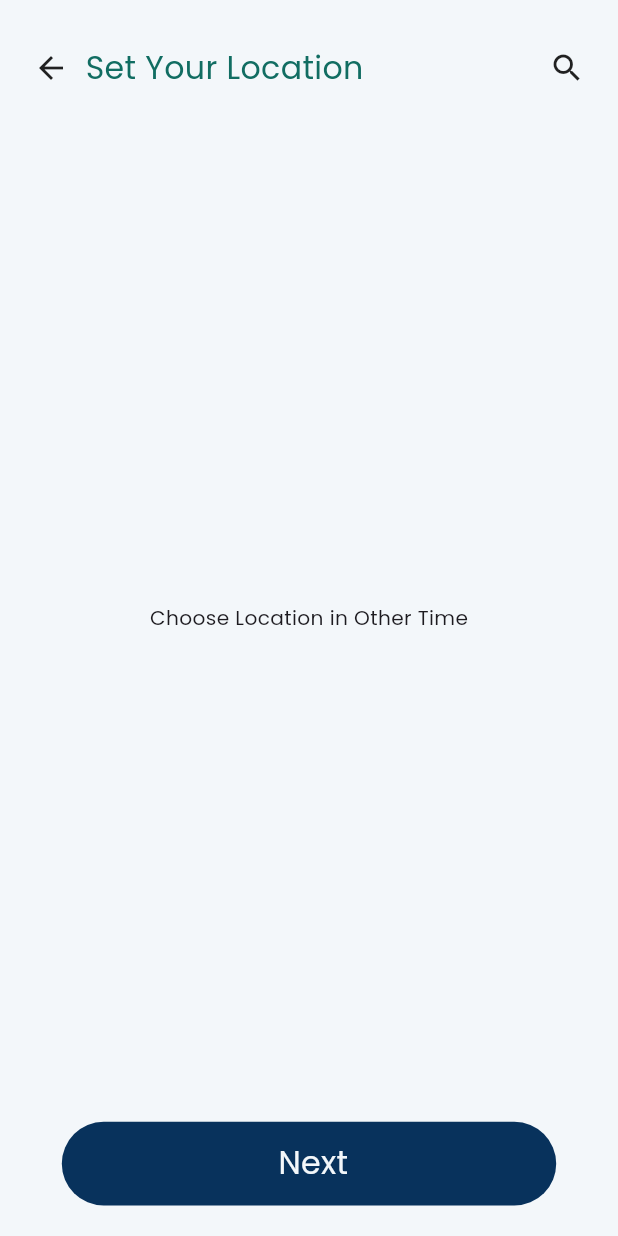
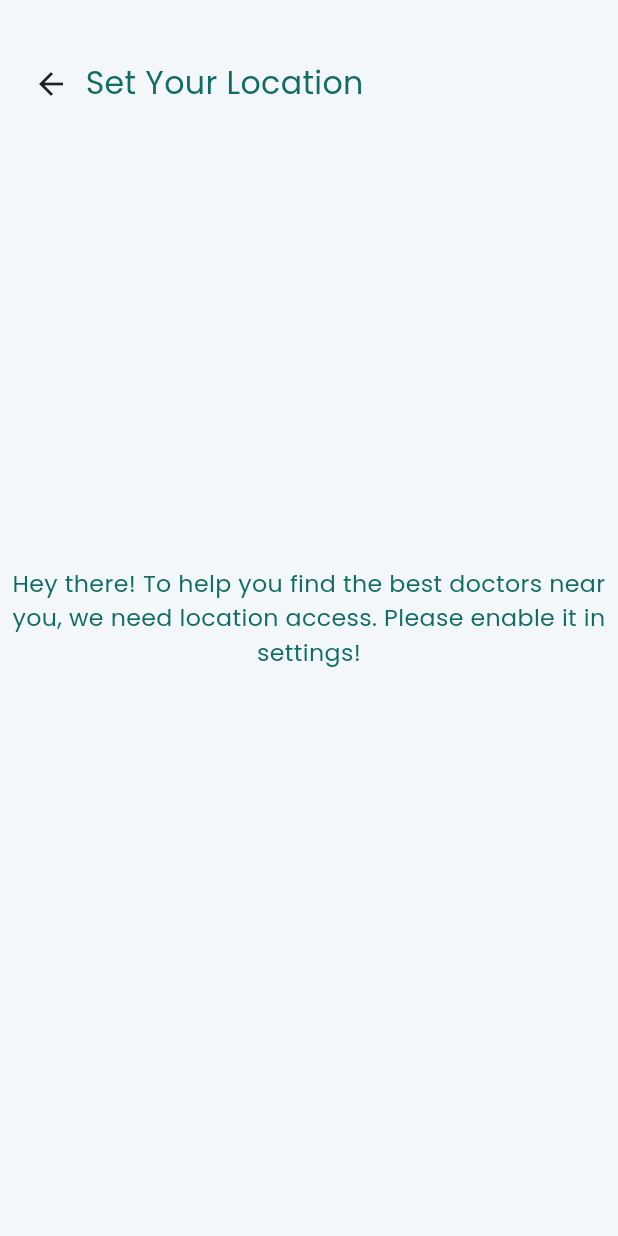
Before and after one commit to 3bdelrahman-ahmed/brain_tumr_detection_app, a Flutter app: the LocationScreen screen opened by its route, on a phone screen of 412 x 824 dp. Run offline on Flutter 3.47's test engine with Material 3 defaults, Android fonts, the phone set to English and light mode, and no system bars; our stand-ins replace bloc, cached_network_image, dartz, dio, equatable, flutter_animate and 13 more.

Commit message:
Finish Location Screen

```diff
--- a/lib/core/components/cubits/location_cubit/location_state.dart
+++ b/lib/core/components/cubits/location_cubit/location_state.dart
@@ -1,10 +1,7 @@
 part of '../../../../core/components/cubits/location_cubit/location_cubit.dart';
 
 
-sealed class LocationState extends Equatable {
-@override
-List<Object?> get props => [];
-}
+sealed class LocationState {}
 
 final class LocationInitial extends LocationState {}
 
@@ -14,9 +11,8 @@ final class LocationLoading extends LocationState {}
 final class LocationLoaded extends LocationState {
   final LatLng position;
   final CameraPosition cameraPosition;
-  final Marker marker;
-
-  LocationLoaded(this.position, this.cameraPosition, this.marker);
+  final String streetName;
+  LocationLoaded(this.position, this.cameraPosition, this.streetName);
 }
 
 final class LocationError extends LocationState {
--- a/lib/core/components/screens/rigester__location__screen.dart
+++ b/lib/core/components/screens/rigester__location__screen.dart
@@ -9,10 +9,7 @@ class LocationScreen extends StatelessWidget {
   @override
   Widget build(BuildContext context) {
     return Scaffold(
-      body: BlocProvider(
-        create: (context) => getIt<LocationCubit>(),
-        child: LocationMapScreen(),
-      ),
+      body: LocationMapScreen(),
     );
   }
 }
--- a/lib/core/components/widgets/custom_text_field.dart
+++ b/lib/core/components/widgets/custom_text_field.dart
@@ -14,6 +14,7 @@ class CustomTextField extends StatelessWidget {
   final String? prefixIcon;
   final String? suffixIcon;
   final VoidCallback? onSuffixTap;
+  final TextStyle? hintTextStyle ;
   final VoidCallback? onTap;
   final FormFieldValidator<String>? validator;
   final bool? readOnly ;
@@ -29,7 +30,7 @@ class CustomTextField extends StatelessWidget {
     this.suffixIcon,
     this.onSuffixTap,
      this.validator,
-    this.onChanged, this.readOnly, this.onTap,
+    this.onChanged, this.readOnly, this.onTap, this.hintTextStyle,
   }) : super(key: key);
 
   @override
@@ -60,7 +61,7 @@ class CustomTextField extends StatelessWidget {
           onChanged: onChanged,
           decoration: InputDecoration(
             hintText: hintText,
-            hintStyle: AppTextStyles.font15LightGreenW500,
+            hintStyle: hintTextStyle ?? AppTextStyles.font15LightGreenW500,
             prefixIcon: prefixIcon != null
                 ? Padding(
                     padding: EdgeInsets.all(8.w),
--- a/lib/core/components/widgets/register_screen_location_widget.dart
+++ b/lib/core/components/widgets/register_screen_location_widget.dart
@@ -1,12 +1,17 @@
 import 'package:brain_tumr_detection_app/core/components/widgets/custom_button.dart';
+import 'package:brain_tumr_detection_app/core/components/widgets/custom_image_view.dart';
+import 'package:brain_tumr_detection_app/core/utils/assets/assets_svg.dart';
+import 'package:brain_tumr_detection_app/core/utils/extenstions/image_extentions.dart';
 import 'package:brain_tumr_detection_app/core/utils/extenstions/nb_extenstions.dart';
 import 'package:brain_tumr_detection_app/core/utils/extenstions/responsive_design_extenstions.dart';
 import 'package:brain_tumr_detection_app/core/utils/string/app_string.dart';
+import 'package:brain_tumr_detection_app/core/utils/theme/colors/app_colors.dart';
 import 'package:brain_tumr_detection_app/core/utils/theme/text_styles/app_text_styles.dart';
 import 'package:brain_tumr_detection_app/features/register/presentation/view/widgets/custom_location_app_bar.dart';
 import 'package:flutter/material.dart';
 import 'package:flutter_bloc/flutter_bloc.dart';
 import 'package:google_maps_flutter/google_maps_flutter.dart';
+import '../../utils/extenstions/navigation_extenstions.dart';
 import '../cubits/location_cubit/location_cubit.dart';
 
 class LocationMapScreen extends StatefulWidget {
@@ -16,45 +21,97 @@ class LocationMapScreen extends StatefulWidget {
 
 class _LocationMapScreenState extends State<LocationMapScreen> {
   GoogleMapController? _mapController;
+  LatLng? _currentLocation;
 
   @override
   Widget build(BuildContext context) {
     return Stack(
       children: [
-        CustomLocationAppBar().alignTop(),
         BlocBuilder<LocationCubit, LocationState>(
           builder: (context, state) {
             if (state is LocationLoading) {
-              return Container(
-                width: 350.w,
-                child: Center(child: CircularProgressIndicator()),
+              return Center(
+                child: CircularProgressIndicator(
+                  color: AppColors.typography,
+                ),
               );
             }
             if (state is LocationLoaded) {
-              return Container(
-                child: GoogleMap(
+              return Stack(
+                children: [
+                  GoogleMap(
                     initialCameraPosition: state.cameraPosition,
-                  markers: {state.marker},
                     myLocationEnabled: true,
                     onMapCreated: (GoogleMapController controller) {
                       _mapController = controller;
                     },
-                  onCameraMove:(CameraPosition position) {
+                    onCameraMove: (CameraPosition position) {
+                      _currentLocation = position.target;
+                    },
+                    onCameraIdle: () {
+                      // Update state when user stops moving the map
+                      if (_currentLocation != null) {
                         context
                             .read<LocationCubit>()
-                        .updateLocation(position.target);
+                            .updateLocation(_currentLocation!);
+                      }
                     },
+                  ).paddingOnly(top: 70.h),
+                  // Floating marker at the center
+                  Center(
+                    child: Column(
+                      mainAxisSize: MainAxisSize.min,
+                      children: [
+                        Container(
+                          padding: EdgeInsets.all(8.r),
+                          decoration: BoxDecoration(
+                            color: AppColors.background,
+                            borderRadius: BorderRadius.circular(8.r),
+                            boxShadow: [
+                              BoxShadow(color: Colors.black26, blurRadius: 4)
+                            ],
                           ),
-              ).paddingOnly(bottom: 85.h, top: 70.h);
+                          child: Text(
+                            state.streetName,
+                            style: AppTextStyles.font15GreenW500,
+                          ),
+                        ),
+                        8.toHeight,
+                        CustomImageView(
+                          svgPath: AssetsSvg.location.toSVG(),
+                          height: 40.h,
+                          width: 40.h,
+                        )
+                      ],
+                    ).paddingOnly(bottom: 50.h),
+                  ),
+                  CustomButton(
+                    text: AppStrings.confirm,
+                    onTap: () {
+                      if (_currentLocation != null) {
+                        context
+                            .read<LocationCubit>()
+                            .updateLocation(_currentLocation!);
+                        Navigator.pop(context, {
+                          "position": state.position,
+                          "streetName": state.streetName,
+                        });
+                      }
+                    },
+                  ).alignBottom().paddingOnly(bottom: 20.h)
+                ],
+              );
             }
             return Center(
-              child: Text("Choose Location in Other Time"),
+              child: Text(
+                AppStrings.openLocationPermission,
+                textAlign: TextAlign.center,
+                style: AppTextStyles.font15GreenW500,
+              ),
             );
           },
         ),
-        CustomButton(text: AppStrings.next, onTap: () {})
-            .alignBottom()
-            .paddingOnly(bottom: 20.h),
+        CustomLocationAppBar().alignTop(),
       ],
     );
   }
--- a/lib/core/config/app_routing.dart
+++ b/lib/core/config/app_routing.dart
@@ -1,11 +1,14 @@
+import 'package:brain_tumr_detection_app/core/components/cubits/location_cubit/location_cubit.dart';
 import 'package:brain_tumr_detection_app/features/home/presentation/view/home_page.dart';
 import 'package:brain_tumr_detection_app/features/login/presentation/view/screens/login_screen.dart';
 import 'package:brain_tumr_detection_app/core/components/screens/rigester__location__screen.dart';
 import 'package:brain_tumr_detection_app/features/register/presentation/view/screens/rigester_screen.dart';
 import 'package:flutter/material.dart';
 import 'package:flutter_animate/flutter_animate.dart';
+import 'package:flutter_bloc/flutter_bloc.dart';
 import '../../features/onboarding/presentation/view/screens/onboarding_screen.dart';
 import '../../features/splash/presentation/view/screens/splash_screen.dart';
+import '../services/service_locator/service_locator.dart';
 
 class AppRoutes {
   static const String splashScreen = "/splash";
@@ -18,8 +21,7 @@ class AppRoutes {
 }
 
 class AppRouter {
-  static Route<dynamic> animateRouteBuilder(
-    Widget widget, {
+  static Route<dynamic> animateRouteBuilder(Widget widget, {
     Duration? duration,
   }) {
     return buildPageRoute(widget, duration ?? 300.ms);
@@ -39,10 +41,13 @@ class AppRouter {
       case AppRoutes.registerScreen:
         return animateRouteBuilder(const RigesterScreen(), duration: 300.ms);
       case AppRoutes.locationScreen:
-        return animateRouteBuilder(const LocationScreen(),
+        return animateRouteBuilder(BlocProvider(
+          create: (context) => getIt<LocationCubit>(),
+          child: LocationScreen(),
+        ),
             duration: 300.ms);
       case AppRoutes.homeScreen:
-        return animateRouteBuilder( HomeScreen(),
+        return animateRouteBuilder(HomeScreen(),
             duration: 300.ms);
       default:
         return null;
--- a/lib/core/utils/string/app_string.dart
+++ b/lib/core/utils/string/app_string.dart
@@ -6,13 +6,17 @@ class AppStrings {
   static const String searchForPosts = "Search for posts";
   static const String searchForTherapist = "Search for therapist";
   static const String upComing = "Upcoming";
+  static const String openLocationPermission =
+      "Hey there! To help you find the best doctors near you, we need location access. Please enable it in settings!";
   static const String cancel = "Cancel";
   static const String reScheduled = "Rescheduled";
   static const String profileImage = 'Profile Image';
+  static const String locationError = "Please enter your location";
   static const String gallery = 'Gallery';
   static const String camera = "Camera";
-  static const String selectGender= 'select Gender';
-  static const String setLocation= 'set Location';
+  static const String confirm = "Confirm";
+  static const String selectGender = 'select Gender';
+  static const String setLocation = 'set Location';
   static const String selectDateOfBirth = 'Select Date of Birth';
   static const String birthDate = 'Birth Date';
   static const String letsStart = "Let’s Start!";
@@ -22,7 +26,6 @@ class AppStrings {
   static const String forgotPassword = "Forgot Password?";
   static const String forgetYourPassword = 'Forgot Your Password?';
   static const String welcomeBack = 'welcome back,';
-
   static const String dontWorryPassword =
       "Don’t worry! We’ll help you get back into your account in no time";
   static const String fullName = "Full Name";
--- a/lib/features/login/data/remote/login_remote_data_source.dart
+++ b/lib/features/login/data/remote/login_remote_data_source.dart
@@ -10,5 +10,4 @@ class LoginRemoteDataSource {
         await AppDio().post(path: AppUrls.login, data: parameters.toJson());
     return LoginResponseModel.fromJson(response.data);
   }
-
 }
--- a/lib/features/register/presentation/view/widgets/custom_location_app_bar.dart
+++ b/lib/features/register/presentation/view/widgets/custom_location_app_bar.dart
@@ -2,6 +2,7 @@ import 'package:brain_tumr_detection_app/core/components/widgets/custom_button.d
 import 'package:brain_tumr_detection_app/core/utils/extenstions/nb_extenstions.dart';
 import 'package:brain_tumr_detection_app/core/utils/extenstions/responsive_design_extenstions.dart';
 import 'package:brain_tumr_detection_app/core/utils/string/app_string.dart';
+import 'package:brain_tumr_detection_app/core/utils/theme/colors/app_colors.dart';
 import 'package:brain_tumr_detection_app/core/utils/theme/text_styles/app_text_styles.dart';
 import 'package:flutter/material.dart';
 
@@ -11,7 +12,8 @@ class CustomLocationAppBar extends StatelessWidget {
   @override
   Widget build(BuildContext context) {
     return Container(
-      height: 80.h,
+      height: 90.h,
+      color: AppColors.background,
       child: Row(
         children: [
           InkWell(
@@ -22,10 +24,8 @@ class CustomLocationAppBar extends StatelessWidget {
             AppStrings.setYourLocation,
             style: AppTextStyles.font20GreenW500,
           ),
-          Spacer(),
-          InkWell(onTap: () {}, child: Icon(Icons.search))
         ],
-      ).paddingOnly(left: 20.w, right: 20.w, top: 10.h),
+      ).paddingOnly(left: 20.w, right: 20.w, top: 20.h),
     );
   }
 }
--- a/lib/features/register/presentation/view/widgets/rigester_screen_widget.dart
+++ b/lib/features/register/presentation/view/widgets/rigester_screen_widget.dart
@@ -40,8 +40,7 @@ class RigesterScreenWidget extends StatelessWidget {
           CustomButton(
               text: AppStrings.next,
               onTap: () => {
-                    NavigationExtensions.navigatorKey.currentState
-                        ?.pushNamed(AppRoutes.homeScreen)
+                cubit.register()
                   }),
         ],
       ).paddingOnly(top: 32.h),
--- a/lib/foundations/validations.dart
+++ b/lib/foundations/validations.dart
@@ -1,7 +1,7 @@
 
 import '../core/utils/string/app_string.dart';
 
-enum ValidationType {
+enum ValidationType{
   none,
   email,
   text,
@@ -16,7 +16,6 @@ enum ValidationType {
 
 bool isValidBirthdate(DateTime birthdate) {
   DateTime currentDate = DateTime.now();
-
   DateTime minBirthdate = currentDate.subtract(const Duration(days: 365 * 100));
   DateTime maxBirthdate = currentDate;
 
@@ -163,13 +162,13 @@ String? checkFieldValidation(
 
   if (fieldType == ValidationType.birthDate) {
     // must be in form YYYY-MM-DD.
-    // check is null or not
     if (isRequired(val!, fieldName) != null) {
       errorMsg = isRequired(val, fieldName);
     }
     String input = val;
     DateTime? parsedDate = DateTime.tryParse(input);
     if (parsedDate == null) {
+      print("input : $input");
       errorMsg = AppStrings.dateError;
     } else {
       // check it's in a range
--- a/lib/main.dart
+++ b/lib/main.dart
@@ -1,5 +1,7 @@
 import 'package:bloc/bloc.dart';
+import 'package:brain_tumr_detection_app/core/components/cubits/location_cubit/location_cubit.dart';
 import 'package:flutter/material.dart';
+import 'package:flutter_bloc/flutter_bloc.dart';
 import 'core/services/service_locator/service_locator.dart';
 import 'nerutum_app.dart';
 import 'observers/bloc_oserver.dart';
@@ -8,5 +10,5 @@ void main() {
   WidgetsFlutterBinding.ensureInitialized();
   startService();
   Bloc.observer = BlocObservers();
-  runApp(const NeroTumApp());
+  runApp(NeroTumApp());
 }
```
Also changed, not shown: lib/core/components/cubits/location_cubit/location_cubit.dart (+30 -16 lines), lib/features/register/presentation/view/widgets/patient_column.dart (+37 -50 lines), lib/features/register/presentation/view/widgets/select_gender.dart (added, +59 -0 lines), lib/features/register/presentation/viewmodel/rigester_screen_cubit.dart (+17 -8 lines). Lines whose indentation alone changed are shown as unchanged.
